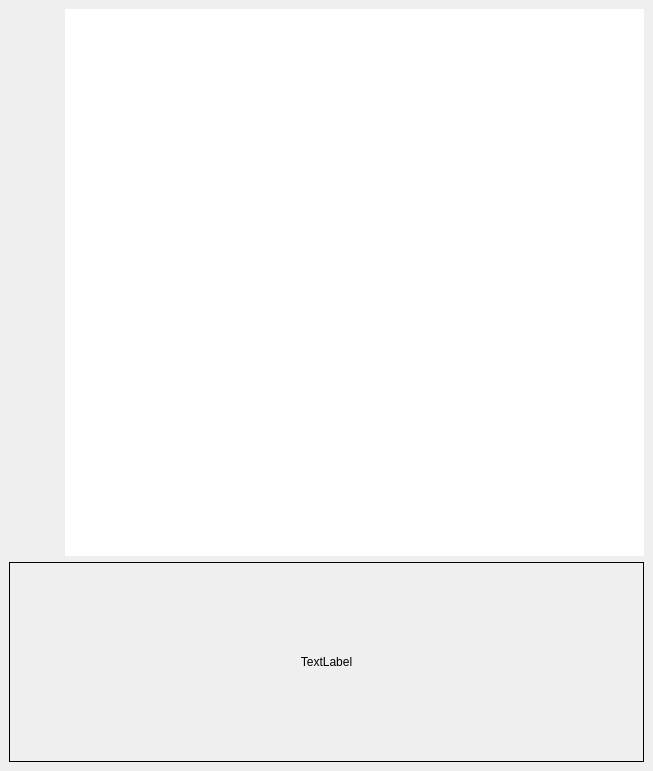
Old version of the form mididockwidget.ui in the repository kublasean/LightTriggerQt.
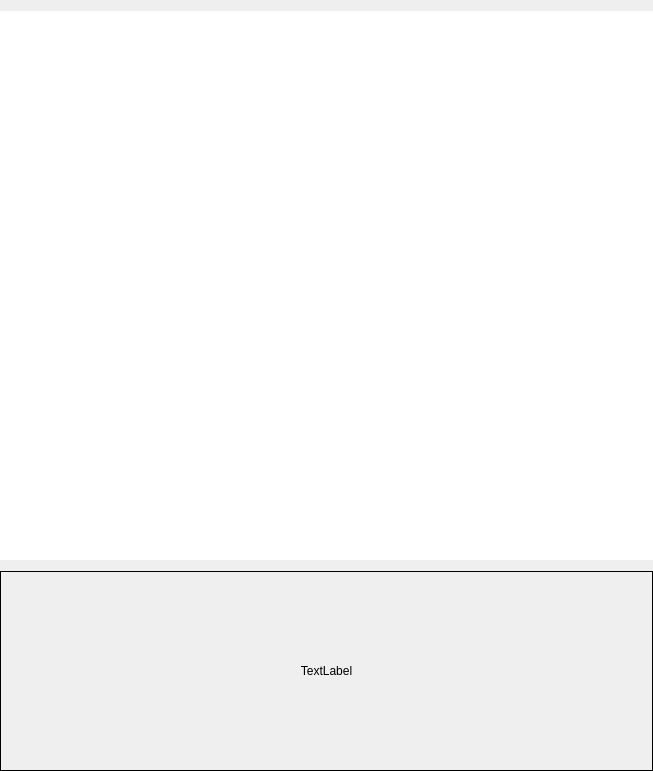
New version of the form.

```diff
--- a/mididockwidget.ui
+++ b/mididockwidget.ui
@@ -18,21 +18,23 @@
     <bool>false</bool>
    </property>
    <layout class="QVBoxLayout" name="verticalLayout" stretch="2,0">
+    <property name="spacing">
+     <number>11</number>
+    </property>
+    <property name="leftMargin">
+     <number>0</number>
+    </property>
+    <property name="topMargin">
+     <number>11</number>
+    </property>
+    <property name="rightMargin">
+     <number>0</number>
+    </property>
+    <property name="bottomMargin">
+     <number>0</number>
+    </property>
     <item>
      <layout class="QHBoxLayout" name="horizontalLayout">
-      <item>
-       <widget class="QWidget" name="tileViewFrame" native="true">
-        <property name="minimumSize">
-         <size>
-          <width>50</width>
-          <height>200</height>
-         </size>
-        </property>
-        <property name="styleSheet">
-         <string notr="true"/>
-        </property>
-       </widget>
-      </item>
       <item>
        <widget class="QListView" name="noteListView">
         <property name="styleSheet">
```
